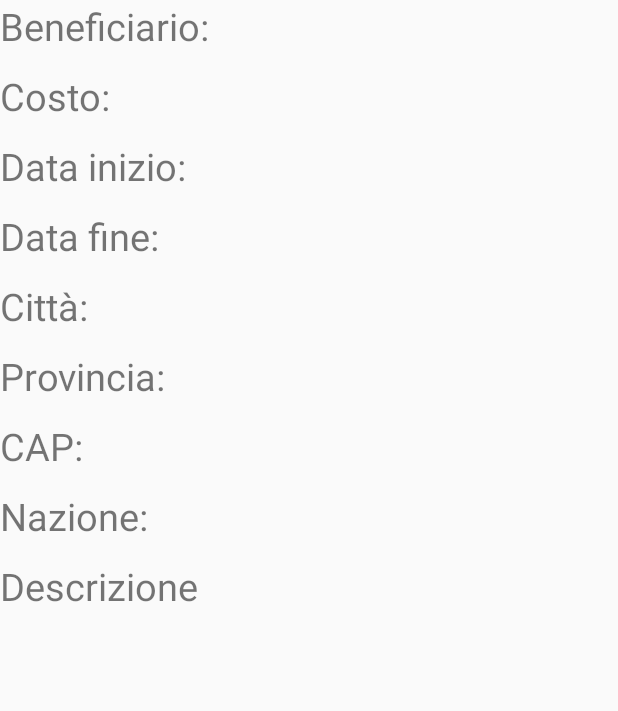
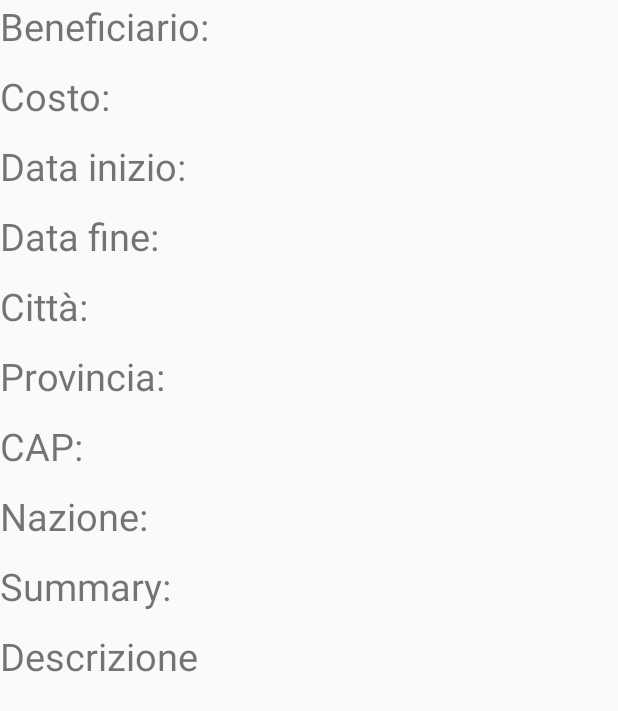
Before and after one commit to Biase/Bricks, an Android app: the layout activity_item_click.xml on its own in the app's theme, with its tools: preview values and no code run, on a phone screen of 412 x 824 dp. Shown: the top 711 px of the screen. Run offline under Robolectric (Android 15) with nearby library versions, the phone set to English and light mode, and no system bars; network calls fail.

Commit message:
split works!
sistemato la split, aggiunto campi in item_click

```diff
--- a/app/src/main/java/it/ingte/bricks/TabList.java
+++ b/app/src/main/java/it/ingte/bricks/TabList.java
@@ -121,6 +121,7 @@ public class TabList extends Fragment {
         lst = (ListView) rootView.findViewById(R.id.lstView);
         populateList();
 
+
        lst.setOnItemClickListener(new AdapterView.OnItemClickListener() {
             @Override
             public void onItemClick(AdapterView<?> adapterView, View view, int i, long l) {
@@ -134,6 +135,7 @@ public class TabList extends Fragment {
                 intent.putExtra("province",a.get(i).getProvince());
                 intent.putExtra("cap",a.get(i).getCap());
                 intent.putExtra("country",a.get(i).getCountry());
+                intent.putExtra("summary",a.get(i).getOperationSummary());
                 intent.putExtra("description",a.get(i).getOperationName());
                 startActivity(intent);
             }
--- a/app/src/main/java/it/ingte/bricks/itemClick.java
+++ b/app/src/main/java/it/ingte/bricks/itemClick.java
@@ -22,6 +22,7 @@ public class itemClick extends AppCompatActivity {
         TextView cap = (TextView) findViewById (R.id.cap);
         TextView country= (TextView) findViewById(R.id.country);
         TextView description = (TextView) findViewById(R.id.description);
+        TextView summary =(TextView) findViewById(R.id.summary);
 
 
         beneficary.setText("Beneficiario:\n"+getIntent().getStringExtra("beneficary"));
@@ -32,6 +33,7 @@ public class itemClick extends AppCompatActivity {
         province.setText("Provincia: "+getIntent().getStringExtra("province"));
         cap.setText("CAP: "+getIntent().getStringExtra("cap"));
         country.setText("Nazione: "+getIntent().getStringExtra("country"));
+        summary.setText("Sommario:\n"+getIntent().getStringExtra("summary"));
         description.setText("Breve descrizione: \n"+ getIntent().getStringExtra("description"));
 
 
--- a/app/src/main/res/layout/activity_item_click.xml
+++ b/app/src/main/res/layout/activity_item_click.xml
@@ -5,6 +5,10 @@
     android:layout_width="match_parent"
     android:layout_height="match_parent"
     tools:context="it.ingte.bricks.itemClick">
+
+    <ScrollView xmlns:android="http://schemas.android.com/apk/res/android"
+        android:layout_width="match_parent"
+        android:layout_height="match_parent" >
 
 
     <LinearLayout
@@ -81,6 +85,14 @@
             android:textSize="25sp"
             android:text="Nazione:"
             android:paddingBottom="12dp" />
+        <TextView
+            android:layout_width="wrap_content"
+            android:layout_height="match_parent"
+            android:id="@+id/summary"
+            android:textSize="25sp"
+            android:paddingBottom="12dp"
+            android:text="Summary:"
+            />
 
         <TextView
             android:layout_width="wrap_content"
@@ -91,5 +103,6 @@
             android:text="Descrizione"/>
 
     </LinearLayout>
+    </ScrollView>
 
 </android.support.constraint.ConstraintLayout>
```
Also changed, not shown: app/src/main/java/it/ingte/bricks/DBHelper.java (+6 -19 lines).
